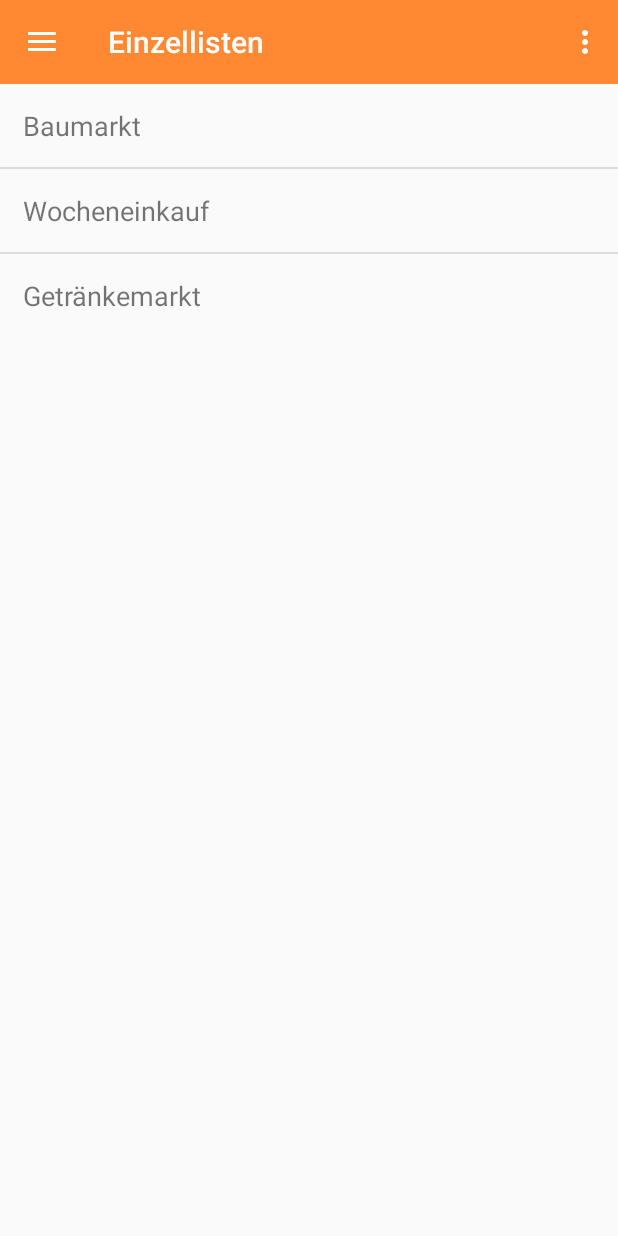
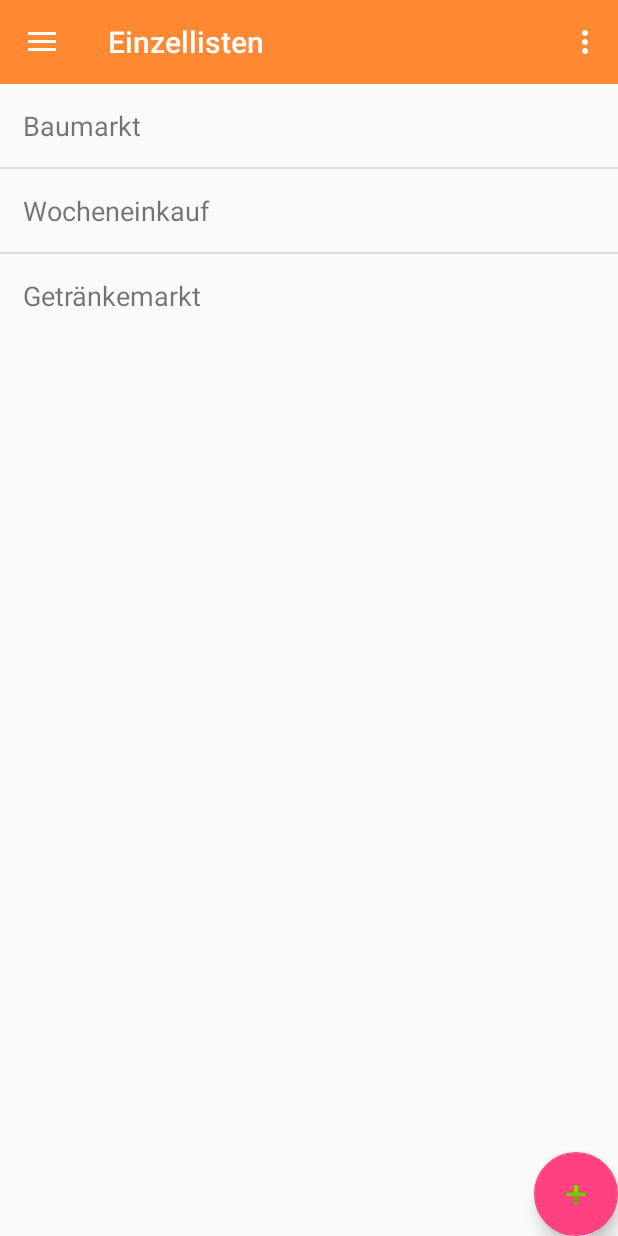
Before and after one commit to theSoenke/SmartShopper, an Android app: the fragment GroupListFragment placed in its activity, after a tap on "Einzellisten", on a phone screen of 412 x 824 dp. Run offline under Robolectric (Android 15) with nearby library versions, the light colour scheme and no system bars; 1 other tap on this screen came first.

Commit message:
Gruppenliste besser. Add Button hinzugefügt (Floating Action Button)

```diff
--- a/App/prototype/app/src/main/java/app/smartshopper_prototype/GroupExpListAdapter.java
+++ b/App/prototype/app/src/main/java/app/smartshopper_prototype/GroupExpListAdapter.java
@@ -47,10 +47,10 @@ public class GroupExpListAdapter extends BaseExpandableListAdapter {
         if (convertView == null) {
             LayoutInflater infalInflater = (LayoutInflater) this._context
                     .getSystemService(Context.LAYOUT_INFLATER_SERVICE);
-            convertView = infalInflater.inflate(R.layout.simple_row, null);
+            convertView = infalInflater.inflate(R.layout.group_row, null);
         }
 
-        TextView childItem = (TextView) convertView.findViewById(R.id.rowTextView);
+        TextView childItem = (TextView) convertView.findViewById(R.id.rowChildTextView);
         childItem.setText(childText);
         return convertView;
 
@@ -84,11 +84,11 @@ public class GroupExpListAdapter extends BaseExpandableListAdapter {
         if (convertView == null) {
             LayoutInflater infalInflater = (LayoutInflater) this._context
                     .getSystemService(Context.LAYOUT_INFLATER_SERVICE);
-            convertView = infalInflater.inflate(R.layout.simple_row, null);
+            convertView = infalInflater.inflate(R.layout.group_row, null);
         }
 
         TextView groupItem = (TextView) convertView
-                .findViewById(R.id.rowTextView);
+                .findViewById(R.id.rowParentTextView);
         groupItem.setTypeface(null, Typeface.BOLD);
         groupItem.setText(headerTitle);
 
--- a/App/prototype/app/src/main/res/layout/fragment_group_list.xml
+++ b/App/prototype/app/src/main/res/layout/fragment_group_list.xml
@@ -11,6 +11,6 @@
         android:layout_alignParentStart="true"
         android:contextClickable="true"
         android:clickable="true"
-        android:choiceMode="multipleChoice" />
+        android:choiceMode="singleChoice" />
 
 </RelativeLayout>
--- a/App/prototype/app/src/main/res/layout/fragment_sinlge_list.xml
+++ b/App/prototype/app/src/main/res/layout/fragment_sinlge_list.xml
@@ -10,4 +10,15 @@
         android:layout_height="wrap_content"
         android:layout_alignParentStart="true"
         android:layout_alignParentTop="true" />
+
+    <android.support.design.widget.FloatingActionButton
+        android:id="@+id/fab"
+        android:layout_width="wrap_content"
+        android:layout_height="wrap_content"
+        android:layout_gravity="bottom|end"
+        android:background="@color/colorPrimary"
+        android:src="@android:drawable/ic_input_add"
+        android:layout_alignParentBottom="true"
+        android:layout_alignParentEnd="true"
+        android:clickable="true" />
 </RelativeLayout>
--- a/App/prototype/app/src/main/res/layout/simple_row.xml
+++ b/App/prototype/app/src/main/res/layout/simple_row.xml
@@ -1,3 +1,4 @@
+<?xml version="1.0" encoding="utf-8"?>
 <TextView xmlns:android="http://schemas.android.com/apk/res/android"
     android:id="@+id/rowTextView"
     android:layout_width="fill_parent"
```
Also changed, not shown: App/prototype/app/src/main/res/layout/group_row.xml (added, +20 -0 lines).
